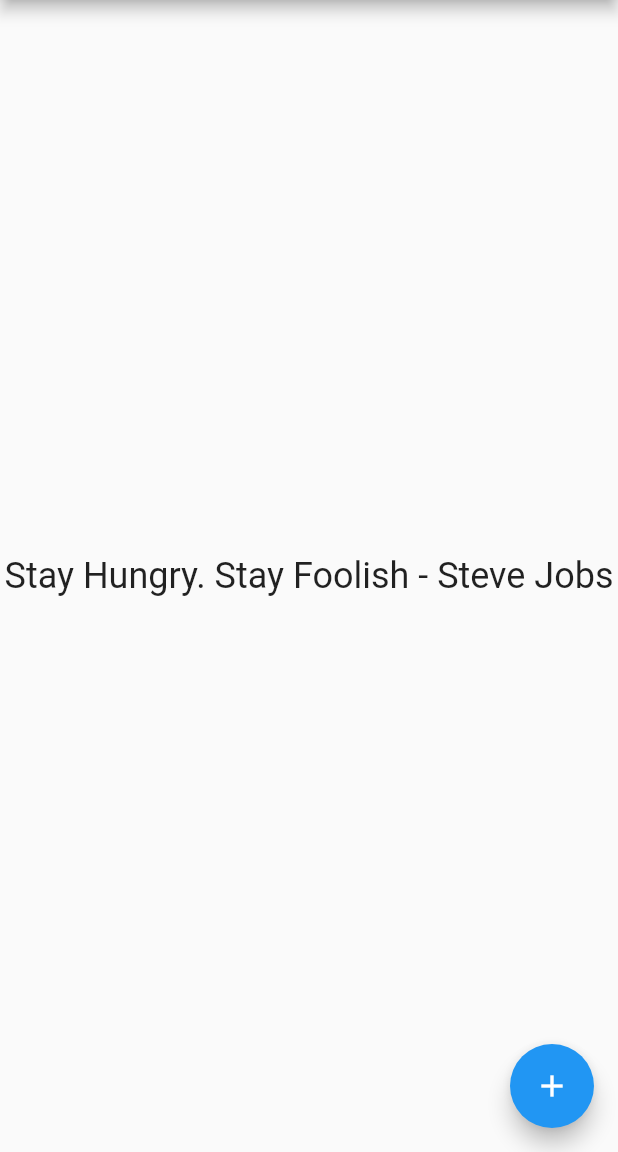
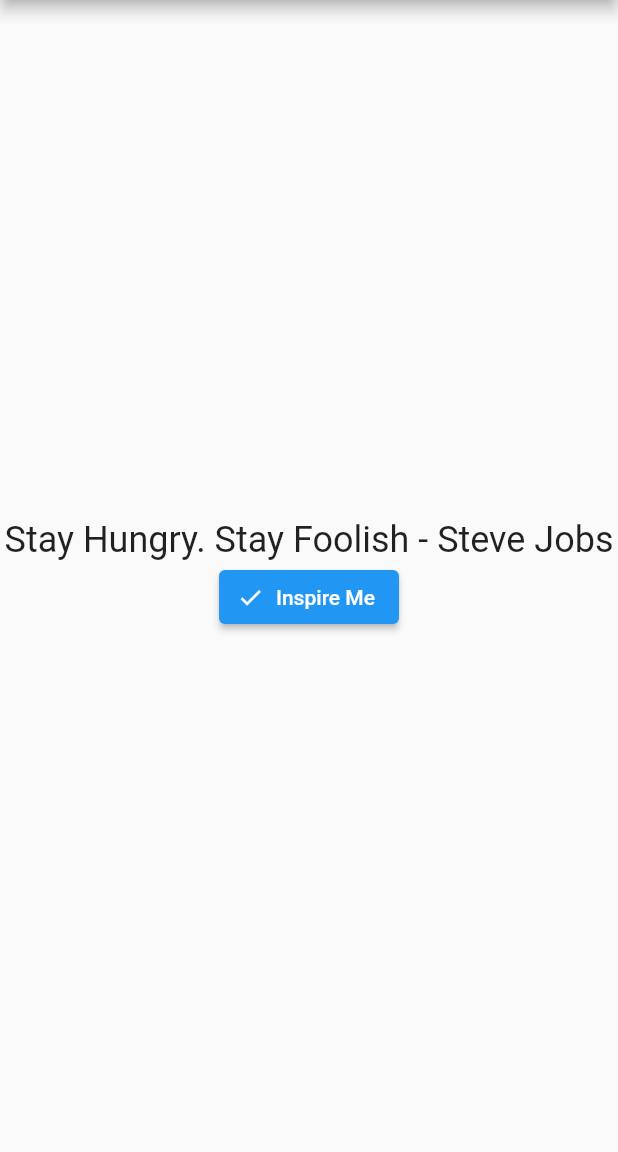
Before and after one commit to AkshayRameshAppDEV/Flutter-Quotes, a Flutter app: the screen it shows after launch, on a phone screen of 412 x 824 dp, the part 84-1236 px from its top. Run offline on Flutter 3.47's test engine with Material 2 defaults, Android fonts, the phone set to English and light mode, and no system bars.

Commit message:
Add simple UI

```diff
--- a/quotes/lib/ui/quotes.dart
+++ b/quotes/lib/ui/quotes.dart
@@ -42,13 +42,6 @@ class _MyHomePageState extends State<MyHomePage> {
     return quotes[_counter];
   }
 
-  Stack getStack() {
-    return Stack(
-      alignment: Alignment.center,
-      children: [Text(getQuote())],
-    );
-  }
-
   @override
   Widget build(BuildContext context) {
     return Scaffold(
@@ -62,14 +55,13 @@ class _MyHomePageState extends State<MyHomePage> {
               Text(getQuote(),
                   style: Theme.of(context).textTheme.headline5,
                   textAlign: TextAlign.center),
+              ElevatedButton.icon(
+                onPressed: _incrementCounter,
+                icon: const Icon(Icons.check, size: 18),
+                label: const Text("Inspire Me"),
+              )
             ],
           ),
-      ),
-      floatingActionButton: FloatingActionButton(
-        onPressed: _incrementCounter,
-        tooltip: 'Increment',
-        child: const Icon(Icons.add),
-      ),
-    );
+        ));
   }
 }
```
Lines whose indentation alone changed are shown as unchanged.
